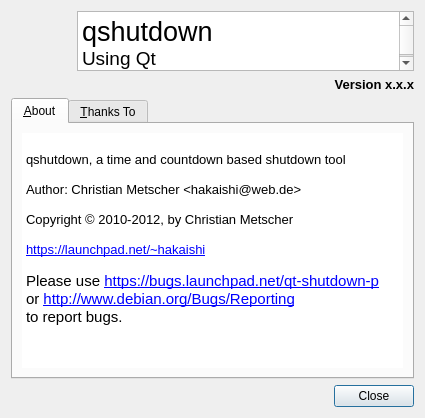
This is qshutdown/src/ui/about.ui in hakaishi/shutdown-qapps as Qt 5 draws it before an edit. The edited form follows.
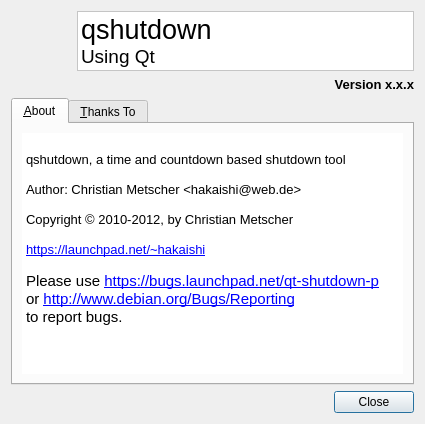
This is the edited form. Icons and pictures are not drawn.

The edit to the form file:
```diff
--- a/qshutdown/src/ui/about.ui
+++ b/qshutdown/src/ui/about.ui
@@ -7,7 +7,7 @@
     <x>0</x>
     <y>0</y>
     <width>425</width>
-    <height>418</height>
+    <height>424</height>
    </rect>
   </property>
   <property name="windowTitle">
@@ -18,7 +18,7 @@
     <normaloff>:/red_glasses</normaloff>:/red_glasses</iconset>
   </property>
   <layout class="QGridLayout" name="gridLayout">
-   <item row="3" column="1">
+   <item row="4" column="1">
     <widget class="QDialogButtonBox" name="buttonBox">
      <property name="orientation">
       <enum>Qt::Horizontal</enum>
@@ -28,31 +28,20 @@
      </property>
     </widget>
    </item>
-   <item row="0" column="1">
-    <widget class="QTextBrowser" name="textBrowser_3">
-     <property name="sizePolicy">
-      <sizepolicy hsizetype="Preferred" vsizetype="Preferred">
-       <horstretch>0</horstretch>
-       <verstretch>0</verstretch>
-      </sizepolicy>
-     </property>
-     <property name="maximumSize">
+   <item row="1" column="0">
+    <widget class="QLabel" name="label">
+     <property name="minimumSize">
       <size>
-       <width>800</width>
+       <width>60</width>
        <height>60</height>
       </size>
      </property>
-     <property name="html">
-      <string notr="true">&lt;!DOCTYPE HTML PUBLIC &quot;-//W3C//DTD HTML 4.0//EN&quot; &quot;http://www.w3.org/TR/REC-html40/strict.dtd&quot;&gt;
-&lt;html&gt;&lt;head&gt;&lt;meta name=&quot;qrichtext&quot; content=&quot;1&quot; /&gt;&lt;style type=&quot;text/css&quot;&gt;
-p, li { white-space: pre-wrap; }
-&lt;/style&gt;&lt;/head&gt;&lt;body style=&quot; font-family:'Ubuntu'; font-size:11pt; font-weight:400; font-style:normal;&quot;&gt;
-&lt;p style=&quot; margin-top:0px; margin-bottom:0px; margin-left:0px; margin-right:0px; -qt-block-indent:0; text-indent:0px;&quot;&gt;&lt;span style=&quot; font-family:'Sans'; font-size:20pt;&quot;&gt;qshutdown&lt;/span&gt;&lt;/p&gt;
-&lt;p style=&quot; margin-top:0px; margin-bottom:0px; margin-left:0px; margin-right:0px; -qt-block-indent:0; text-indent:0px;&quot;&gt;&lt;span style=&quot; font-family:'Sans'; font-size:14pt;&quot;&gt;Using Qt&lt;/span&gt;&lt;/p&gt;&lt;/body&gt;&lt;/html&gt;</string>
+     <property name="text">
+      <string/>
      </property>
     </widget>
    </item>
-   <item row="2" column="0" colspan="2">
+   <item row="3" column="0" colspan="2">
     <widget class="QTabWidget" name="tabWidget">
      <property name="sizePolicy">
       <sizepolicy hsizetype="Expanding" vsizetype="Expanding">
@@ -83,7 +72,7 @@
           <string notr="true">&lt;!DOCTYPE HTML PUBLIC &quot;-//W3C//DTD HTML 4.0//EN&quot; &quot;http://www.w3.org/TR/REC-html40/strict.dtd&quot;&gt;
 &lt;html&gt;&lt;head&gt;&lt;meta name=&quot;qrichtext&quot; content=&quot;1&quot; /&gt;&lt;style type=&quot;text/css&quot;&gt;
 p, li { white-space: pre-wrap; }
-&lt;/style&gt;&lt;/head&gt;&lt;body style=&quot; font-family:'Ubuntu'; font-size:11pt; font-weight:400; font-style:normal;&quot;&gt;
+&lt;/style&gt;&lt;/head&gt;&lt;body style=&quot; font-family:'Cantarell'; font-size:11pt; font-weight:400; font-style:normal;&quot;&gt;
 &lt;p style=&quot;-qt-paragraph-type:empty; margin-top:0px; margin-bottom:0px; margin-left:0px; margin-right:0px; -qt-block-indent:0; text-indent:0px; font-family:'Sans'; font-size:10pt;&quot;&gt;&lt;br /&gt;&lt;/p&gt;
 &lt;p style=&quot; margin-top:0px; margin-bottom:0px; margin-left:0px; margin-right:0px; -qt-block-indent:0; text-indent:0px;&quot;&gt;&lt;span style=&quot; font-family:'Sans'; font-size:10pt;&quot;&gt;qshutdown, a time and countdown based shutdown tool&lt;/span&gt;&lt;/p&gt;
 &lt;p style=&quot;-qt-paragraph-type:empty; margin-top:0px; margin-bottom:0px; margin-left:0px; margin-right:0px; -qt-block-indent:0; text-indent:0px; font-family:'Sans'; font-size:10pt;&quot;&gt;&lt;br /&gt;&lt;/p&gt;
@@ -121,7 +110,7 @@
           <string notr="true">&lt;!DOCTYPE HTML PUBLIC &quot;-//W3C//DTD HTML 4.0//EN&quot; &quot;http://www.w3.org/TR/REC-html40/strict.dtd&quot;&gt;
 &lt;html&gt;&lt;head&gt;&lt;meta name=&quot;qrichtext&quot; content=&quot;1&quot; /&gt;&lt;style type=&quot;text/css&quot;&gt;
 p, li { white-space: pre-wrap; }
-&lt;/style&gt;&lt;/head&gt;&lt;body style=&quot; font-family:'Ubuntu'; font-size:11pt; font-weight:400; font-style:normal;&quot;&gt;
+&lt;/style&gt;&lt;/head&gt;&lt;body style=&quot; font-family:'Cantarell'; font-size:11pt; font-weight:400; font-style:normal;&quot;&gt;
 &lt;p style=&quot; margin-top:0px; margin-bottom:0px; margin-left:0px; margin-right:0px; -qt-block-indent:0; text-indent:0px;&quot;&gt;&lt;span style=&quot; font-family:'Sans'; font-size:10pt;&quot;&gt;Special thanks to:&lt;/span&gt;&lt;/p&gt;
 &lt;p style=&quot;-qt-paragraph-type:empty; margin-top:0px; margin-bottom:0px; margin-left:0px; margin-right:0px; -qt-block-indent:0; text-indent:0px; font-family:'Sans'; font-size:10pt;&quot;&gt;&lt;br /&gt;&lt;/p&gt;
 &lt;p style=&quot;-qt-paragraph-type:empty; margin-top:0px; margin-bottom:0px; margin-left:0px; margin-right:0px; -qt-block-indent:0; text-indent:0px; font-family:'Sans'; font-size:10pt;&quot;&gt;&lt;br /&gt;&lt;/p&gt;
@@ -135,20 +124,7 @@
      </widget>
     </widget>
    </item>
-   <item row="0" column="0">
-    <widget class="QLabel" name="label">
-     <property name="minimumSize">
-      <size>
-       <width>60</width>
-       <height>60</height>
-      </size>
-     </property>
-     <property name="text">
-      <string/>
-     </property>
-    </widget>
-   </item>
-   <item row="1" column="1">
+   <item row="2" column="1">
     <widget class="QLabel" name="version">
      <property name="font">
       <font>
@@ -165,6 +141,19 @@
      </property>
     </widget>
    </item>
+   <item row="1" column="1">
+    <widget class="QLabel" name="label_2">
+     <property name="styleSheet">
+      <string notr="true">QLabel { background: white }</string>
+     </property>
+     <property name="frameShape">
+      <enum>QFrame::StyledPanel</enum>
+     </property>
+     <property name="text">
+      <string>&lt;p &gt;&lt;span style=&quot; font-size:20pt;&quot;&gt;qshutdown&lt;/span&gt;&lt;br /&gt;&lt;span style=&quot; font-size:14pt;&quot;&gt;Using Qt&lt;/span&gt;&lt;/p&gt;</string>
+     </property>
+    </widget>
+   </item>
   </layout>
  </widget>
  <resources>
```
